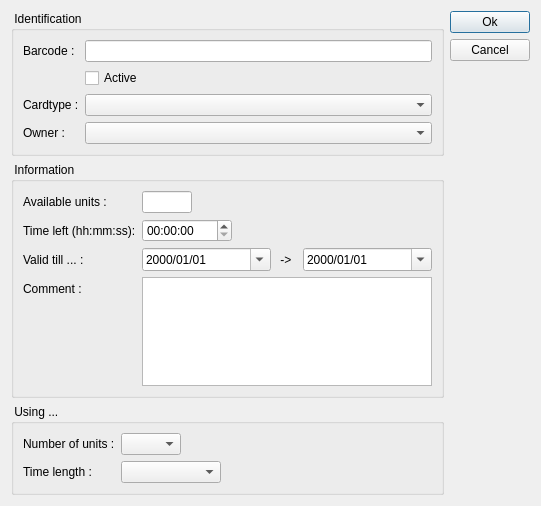
tbikfalvi/Belenus, file client/dlgpatientcarduse.ui: the form before one commit.
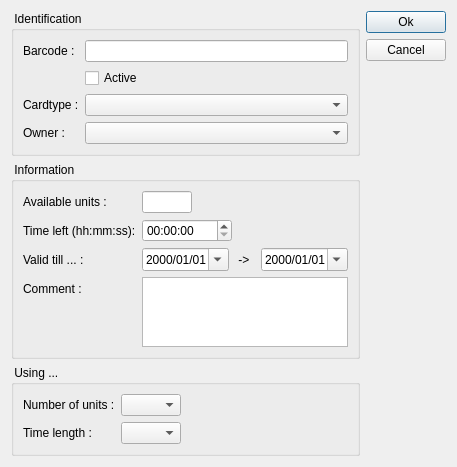
The form after the commit.

Diff of the .ui file:
```diff
--- a/client/dlgpatientcarduse.ui
+++ b/client/dlgpatientcarduse.ui
@@ -6,8 +6,8 @@
    <rect>
     <x>0</x>
     <y>0</y>
-    <width>541</width>
-    <height>506</height>
+    <width>450</width>
+    <height>432</height>
    </rect>
   </property>
   <property name="windowTitle">
@@ -212,7 +212,7 @@
          <widget class="QComboBox" name="cmbTimeUse">
           <property name="maximumSize">
            <size>
-            <width>100</width>
+            <width>60</width>
             <height>16777215</height>
            </size>
           </property>
```
